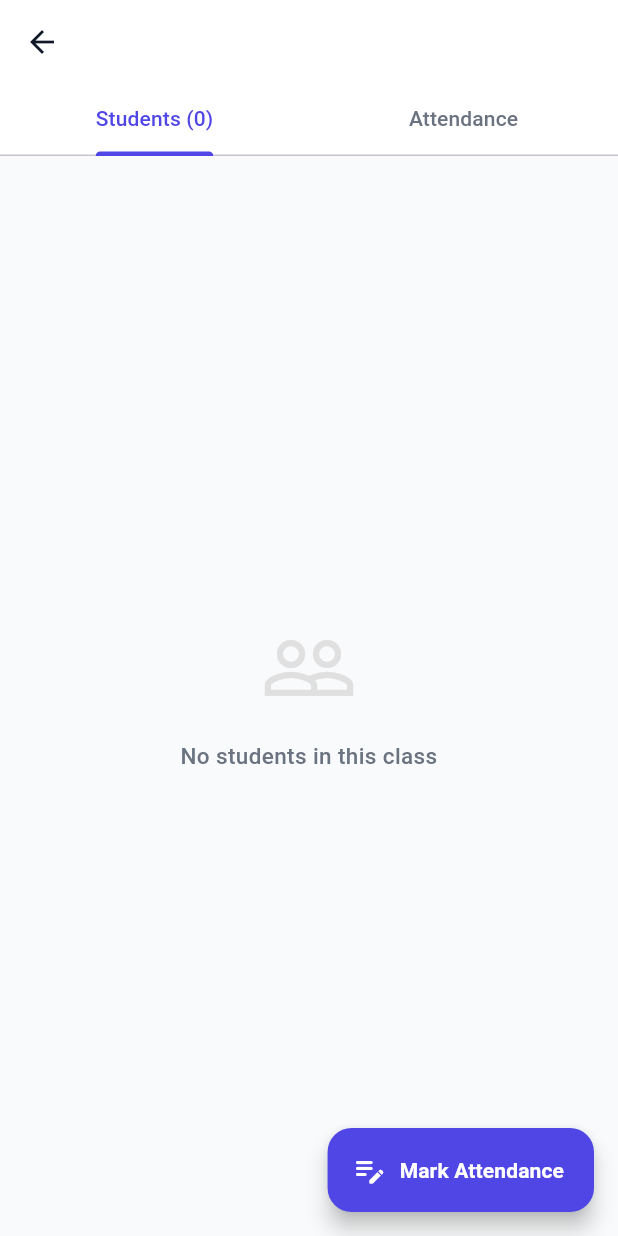
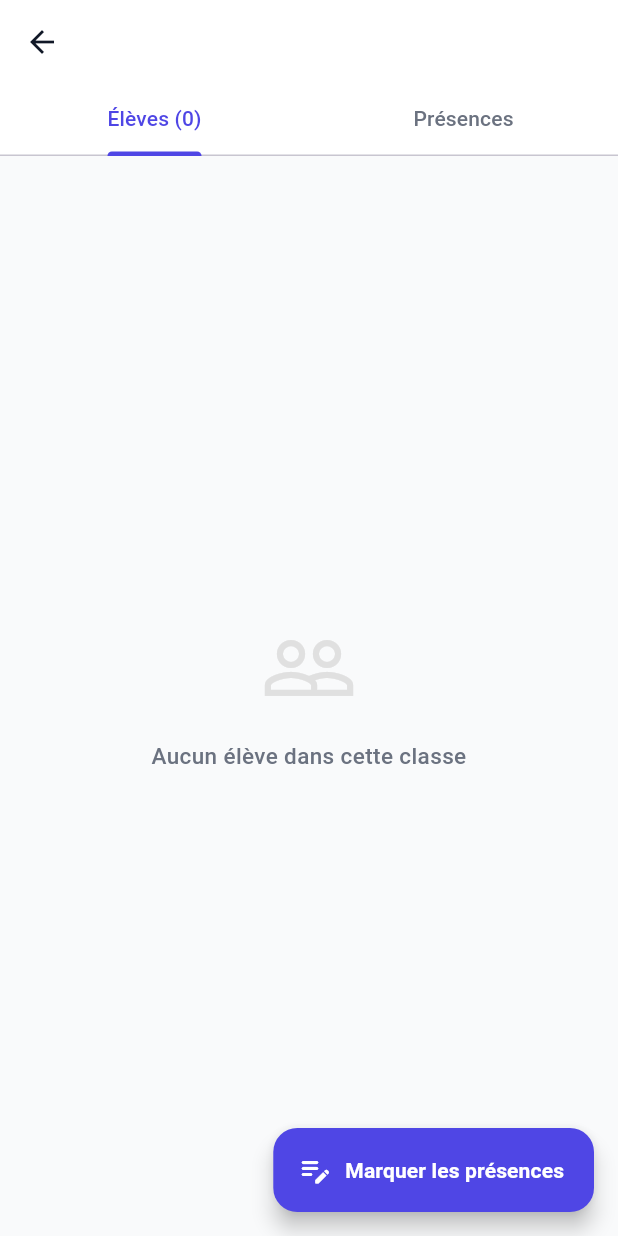
Before and after one commit to KennyZakaria/suivie_presence, a Flutter app: the ClassDetailScreen screen opened directly with empty values, on a phone screen of 412 x 824 dp. Run offline on Flutter 3.47's test engine with Material 3 defaults, Android fonts, the light colour scheme and no system bars; our stand-ins replace fl_chart, image_picker, shared_preferences; accounts and stored records are empty; network calls fail.

Commit message:
feat: translate all Flutter screens to French

```diff
--- a/flutter_app/lib/models/attendance.dart
+++ b/flutter_app/lib/models/attendance.dart
@@ -17,11 +17,11 @@ extension AttendanceStatusExt on AttendanceStatus {
   String get label {
     switch (this) {
       case AttendanceStatus.present:
-        return 'Present';
+        return 'Présent';
       case AttendanceStatus.absent:
         return 'Absent';
       case AttendanceStatus.late:
-        return 'Late';
+        return 'En retard';
     }
   }
 
--- a/flutter_app/lib/screens/notifications_screen.dart
+++ b/flutter_app/lib/screens/notifications_screen.dart
@@ -30,7 +30,7 @@ class _NotificationsScreenState extends State<NotificationsScreen> {
             builder: (_, p, __) => p.unreadCount > 0
                 ? TextButton(
                     onPressed: p.markAllRead,
-                    child: const Text('Mark all read',
+                    child: const Text('Tout marquer comme lu',
                         style:
                             TextStyle(color: AppTheme.primary, fontSize: 13)),
                   )
@@ -54,7 +54,7 @@ class _NotificationsScreenState extends State<NotificationsScreen> {
                             Icon(Icons.notifications_none_rounded,
                                 size: 64, color: Colors.grey.shade300),
                             const SizedBox(height: 12),
-                            const Text('No notifications yet',
+                            const Text('Aucune notification',
                                 style:
                                     TextStyle(color: AppTheme.textSecondary)),
                           ]),
--- a/flutter_app/lib/screens/student/student_attendance_screen.dart
+++ b/flutter_app/lib/screens/student/student_attendance_screen.dart
@@ -57,7 +57,7 @@ class _StudentAttendanceScreenState extends State<StudentAttendanceScreen> {
   Widget build(BuildContext context) {
     return Scaffold(
       backgroundColor: AppTheme.background,
-      appBar: AppBar(title: const Text('My Attendance')),
+      appBar: AppBar(title: const Text('Mes présences')),
       body: _loading
           ? const Center(child: CircularProgressIndicator())
           : RefreshIndicator(
@@ -130,7 +130,7 @@ class _StudentAttendanceScreenState extends State<StudentAttendanceScreen> {
                         Row(children: [
                           _StatChip(
                               count: _summary!.present,
-                              label: 'Present',
+                              label: 'Présent',
                               color: AppTheme.success),
                           const SizedBox(width: 8),
                           _StatChip(
@@ -140,11 +140,11 @@ class _StudentAttendanceScreenState extends State<StudentAttendanceScreen> {
                           const SizedBox(width: 8),
                           _StatChip(
                               count: _summary!.late,
-                              label: 'Late',
+                              label: 'En retard',
                               color: AppTheme.warning),
                         ]),
                         const SizedBox(height: 8),
-                        Text('${_summary!.total} total sessions recorded',
+                        Text('${_summary!.total} séances enregistrées',
                             style: const TextStyle(
                                 color: AppTheme.textSecondary, fontSize: 12)),
                       ]),
@@ -153,14 +153,14 @@ class _StudentAttendanceScreenState extends State<StudentAttendanceScreen> {
                   ],
 
                   // Records list
-                  const Text('Attendance History',
+                  const Text('Historique des présences',
                       style:
                           TextStyle(fontWeight: FontWeight.bold, fontSize: 16)),
                   const SizedBox(height: 12),
                   if (_records.isEmpty)
                     const EmptyState(
                         icon: Icons.assignment_outlined,
-                        message: 'No attendance records yet')
+                        message: 'Aucun enregistrement de présence')
                   else
                     ...(_records.map((r) {
                       final justification =
--- a/flutter_app/lib/screens/student/student_home_screen.dart
+++ b/flutter_app/lib/screens/student/student_home_screen.dart
@@ -41,8 +41,8 @@ class _StudentHomeScreenState extends State<StudentHomeScreen> {
           currentIndex: _currentIndex,
           onTap: (i) => setState(() => _currentIndex = i),
           items: [
-            const BottomNavigationBarItem(icon: Icon(Icons.assignment_outlined), activeIcon: Icon(Icons.assignment_rounded), label: 'Attendance'),
-            const BottomNavigationBarItem(icon: Icon(Icons.warning_amber_outlined), activeIcon: Icon(Icons.warning_amber_rounded), label: 'Reviews'),
+            const BottomNavigationBarItem(icon: Icon(Icons.assignment_outlined), activeIcon: Icon(Icons.assignment_rounded), label: 'Présences'),
+            const BottomNavigationBarItem(icon: Icon(Icons.warning_amber_outlined), activeIcon: Icon(Icons.warning_amber_rounded), label: 'Avis'),
             BottomNavigationBarItem(
               icon: Stack(clipBehavior: Clip.none, children: [
                 const Icon(Icons.notifications_outlined),
@@ -57,7 +57,7 @@ class _StudentHomeScreenState extends State<StudentHomeScreen> {
               activeIcon: const Icon(Icons.notifications_rounded),
               label: 'Notifications',
             ),
-            const BottomNavigationBarItem(icon: Icon(Icons.person_outline), activeIcon: Icon(Icons.person_rounded), label: 'Profile'),
+            const BottomNavigationBarItem(icon: Icon(Icons.person_outline), activeIcon: Icon(Icons.person_rounded), label: 'Profil'),
           ],
         ),
       ),
--- a/flutter_app/lib/screens/student/student_reviews_screen.dart
+++ b/flutter_app/lib/screens/student/student_reviews_screen.dart
@@ -40,7 +40,7 @@ class _StudentReviewsScreenState extends State<StudentReviewsScreen> {
   Widget build(BuildContext context) {
     return Scaffold(
       backgroundColor: AppTheme.background,
-      appBar: AppBar(title: const Text('My Reviews')),
+      appBar: AppBar(title: const Text('Mes avis')),
       body: _loading
           ? const Center(child: CircularProgressIndicator())
           : RefreshIndicator(
@@ -51,7 +51,7 @@ class _StudentReviewsScreenState extends State<StudentReviewsScreen> {
                         SliverFillRemaining(
                           child: EmptyState(
                             icon: Icons.check_circle_outline,
-                            message: 'No disciplinary reviews',
+                            message: 'Aucun avis disciplinaire',
                           ),
                         ),
                       ],
@@ -148,7 +148,7 @@ class _StudentReviewsScreenState extends State<StudentReviewsScreen> {
                                                       const Color(0xFFDCFCE7),
                                                   borderRadius:
                                                       BorderRadius.circular(6)),
-                                              child: const Text('Resolved',
+                                              child: const Text('Résolu',
                                                   style: TextStyle(
                                                       fontSize: 10,
                                                       fontWeight:
--- a/flutter_app/lib/screens/teacher/class_detail_screen.dart
+++ b/flutter_app/lib/screens/teacher/class_detail_screen.dart
@@ -89,8 +89,8 @@ class _ClassDetailScreenState extends State<ClassDetailScreen>
           unselectedLabelColor: AppTheme.textSecondary,
           indicatorColor: AppTheme.primary,
           tabs: [
-            Tab(text: 'Students (${_students.length})'),
-            const Tab(text: 'Attendance'),
+            Tab(text: 'Élèves (${_students.length})'),
+            const Tab(text: 'Présences'),
           ],
         ),
       ),
@@ -105,7 +105,7 @@ class _ClassDetailScreenState extends State<ClassDetailScreen>
         },
         backgroundColor: AppTheme.primary,
         icon: const Icon(Icons.edit_note_rounded, color: Colors.white),
-        label: const Text('Mark Attendance',
+        label: const Text('Marquer les présences',
             style: TextStyle(color: Colors.white, fontWeight: FontWeight.w600)),
       ),
       body: TabBarView(
@@ -117,7 +117,7 @@ class _ClassDetailScreenState extends State<ClassDetailScreen>
               : _students.isEmpty
                   ? const EmptyState(
                       icon: Icons.people_outline,
-                      message: 'No students in this class')
+                      message: 'Aucun élève dans cette classe')
                   : ListView.separated(
                       padding: const EdgeInsets.all(16),
                       itemCount: _students.length,
@@ -176,7 +176,7 @@ class _ClassDetailScreenState extends State<ClassDetailScreen>
                 padding:
                     const EdgeInsets.symmetric(horizontal: 16, vertical: 12),
                 child: Row(children: [
-                  const Text('Date:',
+                  const Text('Date :',
                       style: TextStyle(fontWeight: FontWeight.w500)),
                   const SizedBox(width: 12),
                   Expanded(
@@ -220,7 +220,7 @@ class _ClassDetailScreenState extends State<ClassDetailScreen>
                     : _attendance.isEmpty
                         ? const EmptyState(
                             icon: Icons.assignment_outlined,
-                            message: 'No attendance for this date')
+                            message: 'Aucune présence pour cette date')
                         : ListView.separated(
                             padding: const EdgeInsets.all(16),
                             itemCount: _attendance.length,
--- a/flutter_app/lib/screens/teacher/my_classes_screen.dart
+++ b/flutter_app/lib/screens/teacher/my_classes_screen.dart
@@ -45,9 +45,9 @@ class _MyClassesScreenState extends State<MyClassesScreen> {
         title: Column(
           crossAxisAlignment: CrossAxisAlignment.start,
           children: [
-            Text('Hello, ${teacher?.fullName.split(' ').first ?? ''}!',
+            Text('Bonjour, ${teacher?.fullName.split(' ').first ?? ''} !',
                 style: const TextStyle(fontSize: 18, fontWeight: FontWeight.bold)),
-            const Text('My Classes', style: TextStyle(fontSize: 13, color: AppTheme.textSecondary)),
+            const Text('Mes classes', style: TextStyle(fontSize: 13, color: AppTheme.textSecondary)),
           ],
         ),
       ),
@@ -58,7 +58,7 @@ class _MyClassesScreenState extends State<MyClassesScreen> {
             : _error != null
                 ? Center(child: Text(_error!, style: const TextStyle(color: AppTheme.error)))
                 : _classes.isEmpty
-                    ? const EmptyState(icon: Icons.class_outlined, message: 'No classes assigned yet')
+                    ? const EmptyState(icon: Icons.class_outlined, message: 'Aucune classe assignée')
                     : ListView.separated(
                         padding: const EdgeInsets.all(16),
                         itemCount: _classes.length,
@@ -114,11 +114,11 @@ class _ClassCard extends StatelessWidget {
                     Row(children: [
                       Icon(Icons.people_outline, size: 14, color: color),
                       const SizedBox(width: 4),
-                      Text('${cls.studentCount} students', style: TextStyle(color: color, fontSize: 12, fontWeight: FontWeight.w500)),
+                      Text('${cls.studentCount} élèves', style: TextStyle(color: color, fontSize: 12, fontWeight: FontWeight.w500)),
                       const SizedBox(width: 12),
                       Icon(Icons.grade_outlined, size: 14, color: AppTheme.textSecondary),
                       const SizedBox(width: 4),
-                      Text('Grade ${cls.grade}', style: const TextStyle(color: AppTheme.textSecondary, fontSize: 12)),
+                      Text('Niveau ${cls.grade}', style: const TextStyle(color: AppTheme.textSecondary, fontSize: 12)),
                     ]),
                   ],
                 ),
--- a/flutter_app/lib/screens/teacher/student_profile_screen.dart
+++ b/flutter_app/lib/screens/teacher/student_profile_screen.dart
@@ -128,7 +128,7 @@ class _StudentProfileScreenState extends State<StudentProfileScreen> {
                     child: Column(
                         crossAxisAlignment: CrossAxisAlignment.start,
                         children: [
-                          const Text('Attendance Overview',
+                          const Text('Aperçu des présences',
                               style: TextStyle(
                                   fontWeight: FontWeight.bold, fontSize: 15)),
                           const SizedBox(height: 16),
@@ -163,7 +163,7 @@ class _StudentProfileScreenState extends State<StudentProfileScreen> {
                                 child: Column(children: [
                               _LegendItem(
                                   color: AppTheme.success,
-                                  label: 'Present',
+                                  label: 'Présent',
                                   count: _summary!.present,
                                   pct: _summary!.presentPercentage),
                               const SizedBox(height: 8),
@@ -175,7 +175,7 @@ class _StudentProfileScreenState extends State<StudentProfileScreen> {
                               const SizedBox(height: 8),
                               _LegendItem(
                                   color: AppTheme.warning,
-                                  label: 'Late',
+                                  label: 'En retard',
                                   count: _summary!.late,
                                   pct: _summary!.latePercentage),
                             ])),
@@ -218,7 +218,7 @@ class _StudentProfileScreenState extends State<StudentProfileScreen> {
                       children: [
                         const Padding(
                           padding: EdgeInsets.fromLTRB(16, 16, 16, 8),
-                          child: Text('Recent Attendance',
+                          child: Text('Présences récentes',
                               style: TextStyle(
                                   fontWeight: FontWeight.bold, fontSize: 15)),
                         ),
@@ -226,7 +226,7 @@ class _StudentProfileScreenState extends State<StudentProfileScreen> {
                           const Padding(
                             padding: EdgeInsets.all(24),
                             child: Center(
-                                child: Text('No records yet',
+                                child: Text('Aucun enregistrement',
                                     style: TextStyle(
                                         color: AppTheme.textSecondary))),
                           )
--- a/flutter_app/lib/screens/teacher/teacher_home_screen.dart
+++ b/flutter_app/lib/screens/teacher/teacher_home_screen.dart
@@ -39,7 +39,7 @@ class _TeacherHomeScreenState extends State<TeacherHomeScreen> {
           currentIndex: _currentIndex,
           onTap: (i) => setState(() => _currentIndex = i),
           items: [
-            const BottomNavigationBarItem(icon: Icon(Icons.class_outlined), activeIcon: Icon(Icons.class_rounded), label: 'Classes'),
+            const BottomNavigationBarItem(icon: Icon(Icons.class_outlined), activeIcon: Icon(Icons.class_rounded), label: 'Mes classes'),
             BottomNavigationBarItem(
               icon: Stack(clipBehavior: Clip.none, children: [
                 const Icon(Icons.notifications_outlined),
@@ -53,7 +53,7 @@ class _TeacherHomeScreenState extends State<TeacherHomeScreen> {
               activeIcon: const Icon(Icons.notifications_rounded),
               label: 'Notifications',
             ),
-            const BottomNavigationBarItem(icon: Icon(Icons.person_outline), activeIcon: Icon(Icons.person_rounded), label: 'Profile'),
+            const BottomNavigationBarItem(icon: Icon(Icons.person_outline), activeIcon: Icon(Icons.person_rounded), label: 'Profil'),
           ],
         ),
       ),
--- a/flutter_app/lib/utils/helpers.dart
+++ b/flutter_app/lib/utils/helpers.dart
@@ -46,9 +46,9 @@ String capitalize(String s) =>
 
 String attendanceRateLabel(double rate) {
   if (rate >= 85) return 'Excellent';
-  if (rate >= 70) return 'Good';
-  if (rate >= 50) return 'At Risk';
-  return 'Critical';
+  if (rate >= 70) return 'Bien';
+  if (rate >= 50) return 'À risque';
+  return 'Critique';
 }
 
 Color attendanceRateColor(double rate) {
```
